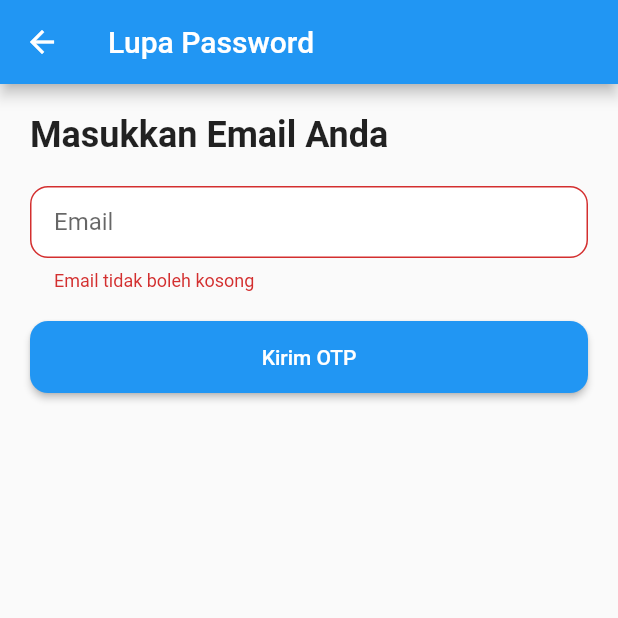
After one commit to alvariezi/sales, a Flutter app: the ForgotPasswordPage screen opened directly, after a tap on "Kirim OTP", on a phone screen of 412 x 824 dp, the top half of it. The commit adds this screen. Run offline on Flutter 3.47's test engine with Material 2 defaults, Android fonts, the phone set to English and light mode, and no system bars; our stand-ins replace shared_preferences, shimmer; accounts and stored records are empty.

Commit message:
add otp req

```diff
--- a/lib/screens/BarangSales.dart
+++ b/lib/screens/BarangSales.dart
@@ -2,7 +2,6 @@ import 'package:flutter/material.dart';
 import 'package:http/http.dart' as http;
 import 'dart:convert';
 import 'package:shared_preferences/shared_preferences.dart';
-
 import '../components/succes_add_dialog.dart';
 
 class BarangSales extends StatefulWidget {
--- /dev/null
+++ b/lib/screens/ForgotPassword.dart
@@ -0,0 +1,213 @@
+import 'package:flutter/material.dart';
+import 'package:http/http.dart' as http;
+import 'dart:convert';
+
+class ForgotPasswordPage extends StatefulWidget {
+  const ForgotPasswordPage({Key? key}) : super(key: key);
+
+  @override
+  _ForgotPasswordPageState createState() => _ForgotPasswordPageState();
+}
+
+class _ForgotPasswordPageState extends State<ForgotPasswordPage> {
+  final TextEditingController emailController = TextEditingController();
+  final List<TextEditingController> otpControllers =
+      List.generate(6, (_) => TextEditingController());
+  final GlobalKey<FormState> _formKey = GlobalKey<FormState>();
+  bool _isLoading = false;
+
+  Future<void> _sendOtp() async {
+    if (_formKey.currentState!.validate()) {
+      setState(() {
+        _isLoading = true;
+      });
+
+      final response = await http.post(
+        Uri.parse('http://192.168.1.42:3000/api/owner/forgot-password'),
+        headers: <String, String>{
+          'Content-Type': 'application/json; charset=UTF-8',
+        },
+        body: jsonEncode(<String, String>{
+          'email': emailController.text,
+        }),
+      );
+
+      setState(() {
+        _isLoading = false;
+      });
+
+      if (response.statusCode == 200) {
+        _showOtpDialog();
+      } else {
+        _showErrorDialog('Gagal mengirim OTP. Silakan coba lagi.');
+      }
+    }
+  }
+
+  void _showErrorDialog(String message) {
+    showDialog(
+      context: context,
+      builder: (BuildContext context) {
+        return AlertDialog(
+          shape: RoundedRectangleBorder(
+            borderRadius: BorderRadius.circular(20),
+          ),
+          title: const Text('Error'),
+          content: Text(message),
+          actions: <Widget>[
+            TextButton(
+              child: const Text('OK'),
+              onPressed: () {
+                Navigator.of(context).pop();
+              },
+            ),
+          ],
+        );
+      },
+    );
+  }
+
+ void _showOtpDialog() {
+  showDialog(
+    context: context,
+    builder: (BuildContext context) {
+      return AlertDialog(
+        shape: RoundedRectangleBorder(
+          borderRadius: BorderRadius.circular(20),
+        ),
+        title: const Text('Masukkan OTP'),
+        content: Column(
+          mainAxisSize: MainAxisSize.min,
+          children: [
+            Row(
+              mainAxisAlignment: MainAxisAlignment.spaceEvenly,
+              children: List.generate(6, (index) {
+                return Flexible(
+                  child: Padding(
+                    padding: const EdgeInsets.symmetric(horizontal: 4.0),
+                    child: TextFormField(
+                      controller: otpControllers[index],
+                      keyboardType: TextInputType.number,
+                      maxLength: 1,
+                      decoration: InputDecoration(
+                        counterText: '',
+                        border: OutlineInputBorder(
+                          borderRadius: BorderRadius.circular(12),
+                        ),
+                        filled: true,
+                        fillColor: Colors.white,
+                        contentPadding: const EdgeInsets.symmetric(vertical: 15),
+                      ),
+                      textAlign: TextAlign.center,
+                      onChanged: (value) {
+                        if (value.length == 1) {
+                          if (index < otpControllers.length - 1) {
+                            FocusScope.of(context).nextFocus();
+                          } else {
+                            FocusScope.of(context).unfocus();
+                          }
+                        }
+                      },
+                      validator: (value) {
+                        if (value == null || value.isEmpty) {
+                          return '';
+                        }
+                        return null;
+                      },
+                    ),
+                  ),
+                );
+              }),
+            ),
+          ],
+        ),
+        actions: <Widget>[
+          TextButton(
+            child: const Text('Verifikasi'),
+            onPressed: () {
+              Navigator.of(context).pop();
+            },
+          ),
+        ],
+      );
+    },
+  );
+}
+
+
+  @override
+  Widget build(BuildContext context) {
+    return Scaffold(
+      appBar: AppBar(
+        title: const Text('Lupa Password'),
+      ),
+      body: Stack(
+        children: [
+          Padding(
+            padding: const EdgeInsets.all(20.0),
+            child: SingleChildScrollView(
+              child: Form(
+                key: _formKey,
+                child: Column(
+                  crossAxisAlignment: CrossAxisAlignment.start,
+                  children: [
+                    const Text(
+                      'Masukkan Email Anda',
+                      style: TextStyle(fontSize: 24, fontWeight: FontWeight.bold),
+                    ),
+                    const SizedBox(height: 20),
+                    TextFormField(
+                      controller: emailController,
+                      keyboardType: TextInputType.emailAddress,
+                      decoration: InputDecoration(
+                        border: OutlineInputBorder(
+                          borderRadius: BorderRadius.circular(12),
+                        ),
+                        filled: true,
+                        fillColor: Colors.white,
+                        labelText: 'Email',
+                        contentPadding: const EdgeInsets.symmetric(horizontal: 16, vertical: 12),
+                      ),
+                      validator: (value) {
+                        if (value == null || value.isEmpty) {
+                          return 'Email tidak boleh kosong';
+                        } else if (!value.contains('@') || !value.contains('.')) {
+                          return 'Masukkan email yang valid';
+                        }
+                        return null;
+                      },
+                    ),
+                    const SizedBox(height: 20),
+                    SizedBox(
+                      width: double.infinity,
+                      child: ElevatedButton(
+                        onPressed: _sendOtp,
+                        style: ElevatedButton.styleFrom(
+                          backgroundColor : Colors.blue,
+                          shape: RoundedRectangleBorder(
+                            borderRadius: BorderRadius.circular(12),
+                          ),
+                          padding: const EdgeInsets.symmetric(vertical: 16),
+                        ),
+                        child: const Text('Kirim OTP'),
+                      ),
+                    ),
+                  ],
+                ),
+              ),
+            ),
+          ),
+          if (_isLoading)
+            Container(
+              color: Colors.black54,
+              child: const Center(
+                child: CircularProgressIndicator(
+                  valueColor: AlwaysStoppedAnimation<Color>(Colors.white),
+                ),
+              ),
+            ),
+        ],
+      ),
+    );
+  }
+}
```
Also changed, not shown: lib/screens/login_page.dart (+21 -0 lines), lib/screens/ResetPassword.dart (added).
